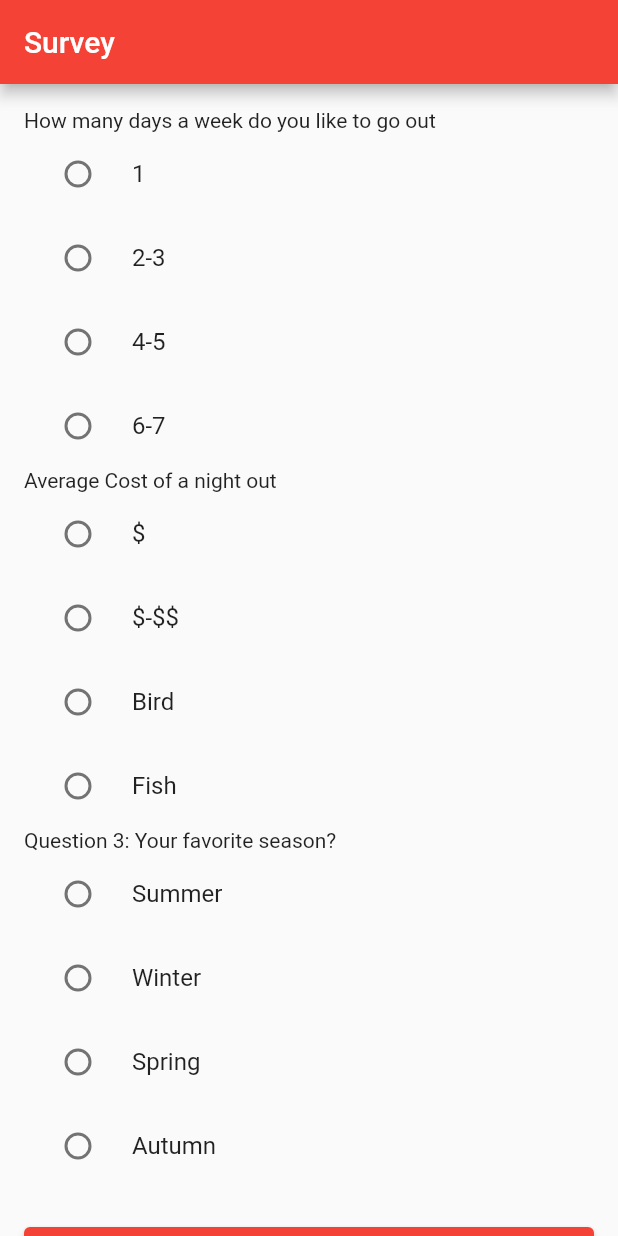
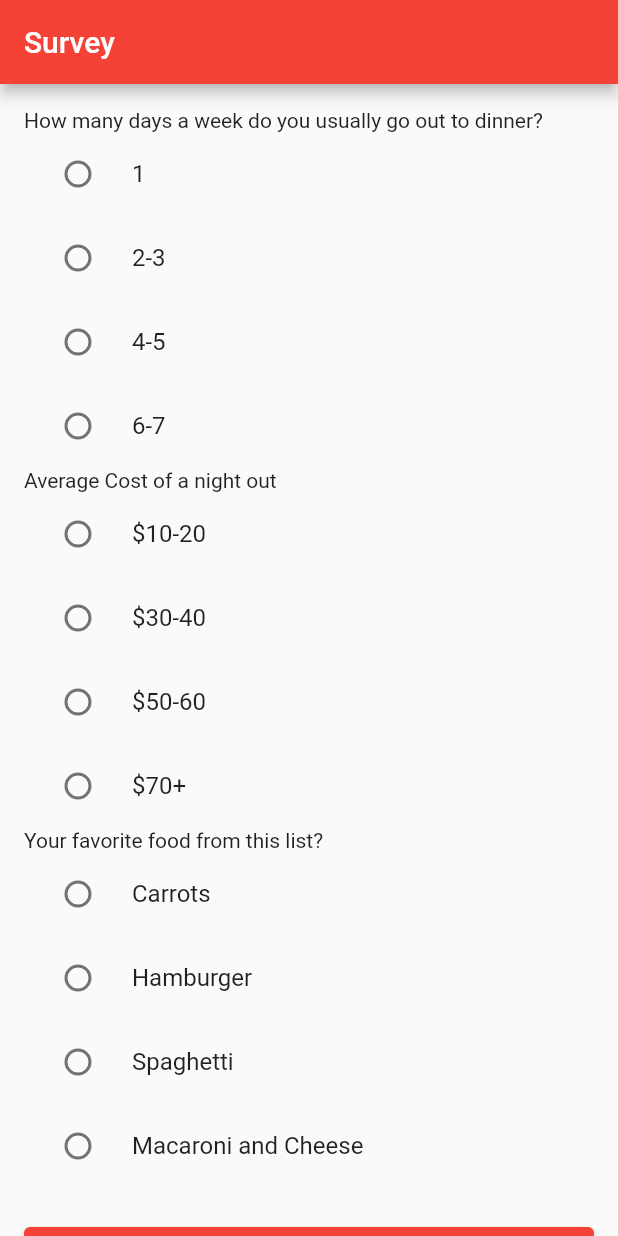
Before and after one commit to JustinSilva73/TasteBud, a Flutter app: the SurveyPage screen opened directly, on a phone screen of 412 x 824 dp. Run offline on Flutter 3.47's test engine with Material 2 defaults, Android fonts, the phone set to English and light mode, and no system bars; our stand-ins replace geolocator, google_maps_flutter, shared_preferences; missing offline and left inert: google_maps_webservice; accounts and stored records are empty.

Commit message:
Updated Survey Questions

```diff
--- a/lib/Survey.dart
+++ b/lib/Survey.dart
@@ -22,7 +22,7 @@ class _SurveyPageState extends State<SurveyPage> {
           padding: EdgeInsets.all(16.0),
           children: [
             // Question 1
-            Text("How many days a week do you like to go out"),
+            Text("How many days a week do you usually go out to dinner?"),
             RadioListTile(
               value: 1,
               groupValue: answer1,
@@ -74,7 +74,7 @@ class _SurveyPageState extends State<SurveyPage> {
                   answer2 = value;
                 });
               },
-              title: Text("\$"),
+              title: Text("\$10-20"),
             ),
             RadioListTile(
               value: 2,
@@ -84,7 +84,7 @@ class _SurveyPageState extends State<SurveyPage> {
                   answer2 = value;
                 });
               },
-              title: Text("\$-\$\$"),
+              title: Text("\$30-40"),
             ),
             RadioListTile(
               value: 3,
@@ -94,7 +94,7 @@ class _SurveyPageState extends State<SurveyPage> {
                   answer2 = value;
                 });
               },
-              title: Text("Bird"),
+              title: Text("\$50-60"),
             ),
             RadioListTile(
               value: 4,
@@ -104,11 +104,11 @@ class _SurveyPageState extends State<SurveyPage> {
                   answer2 = value;
                 });
               },
-              title: Text("Fish"),
+              title: Text("\$70+"),
             ),
 
             // Question 3
-            Text("Question 3: Your favorite season?"),
+            Text("Your favorite food from this list?"),
             RadioListTile(
               value: 1,
               groupValue: answer3,
@@ -117,7 +117,7 @@ class _SurveyPageState extends State<SurveyPage> {
                   answer3 = value;
                 });
               },
-              title: Text("Summer"),
+              title: Text("Carrots"),
             ),
             RadioListTile(
               value: 2,
@@ -127,7 +127,7 @@ class _SurveyPageState extends State<SurveyPage> {
                   answer3 = value;
                 });
               },
-              title: Text("Winter"),
+              title: Text("Hamburger"),
             ),
             RadioListTile(
               value: 3,
@@ -137,7 +137,7 @@ class _SurveyPageState extends State<SurveyPage> {
                   answer3 = value;
                 });
               },
-              title: Text("Spring"),
+              title: Text("Spaghetti"),
             ),
             RadioListTile(
               value: 4,
@@ -147,7 +147,7 @@ class _SurveyPageState extends State<SurveyPage> {
                   answer3 = value;
                 });
               },
-              title: Text("Autumn"),
+              title: Text("Macaroni and Cheese"),
             ),
 
             SizedBox(height: 20),
```
